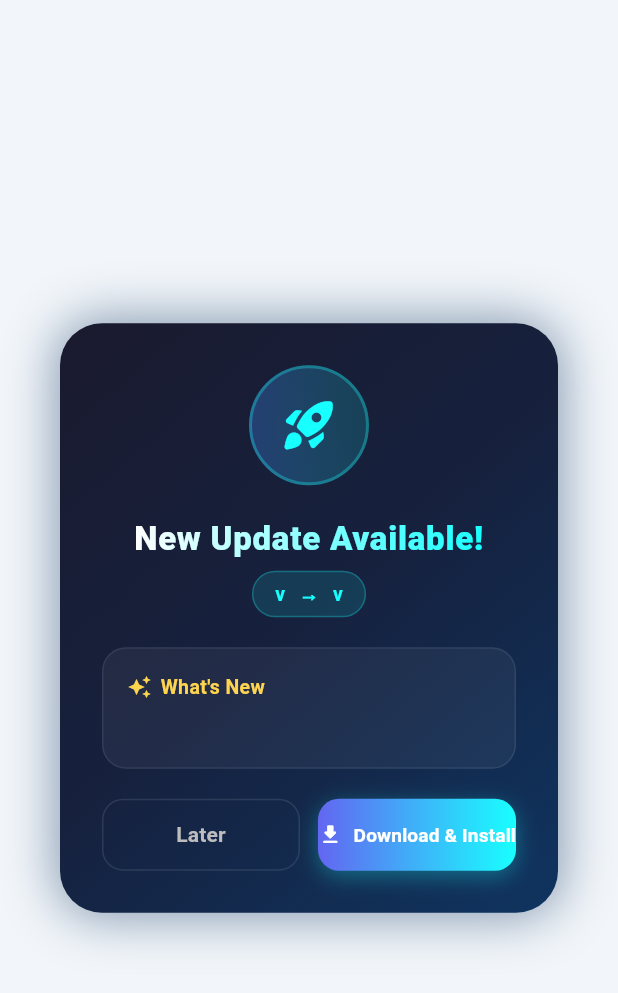
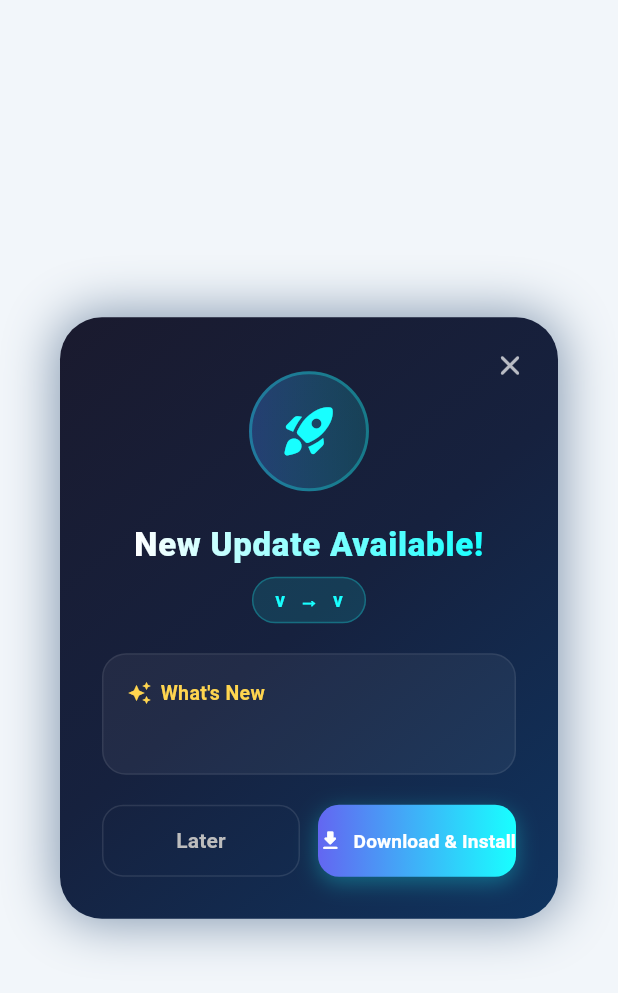
Before and after one commit to whoisadheep/GridCRM, a Flutter app: the AppUpdateDialog widget shown alone on an empty page, opened directly with empty values, on a phone screen of 412 x 824 dp. Shown: the top 993 px of the screen. Run offline on Flutter 3.47's test engine with Material 3 defaults, Android fonts, the phone set to English and light mode, and no system bars; our stand-ins replace clay_containers, cloud_firestore, connectivity_plus, dio, firebase_auth, firebase_core and 5 more; accounts and stored records are empty; network calls fail.

Commit message:
Fix app update version mismatch and add top-right close/minimize button to update modal

```diff
--- a/app/lib/core/app_update_service.dart
+++ b/app/lib/core/app_update_service.dart
@@ -62,7 +62,7 @@ class AppUpdateInfo {
 }
 
 class AppUpdateService {
-  static const String currentInstalledVersion = "1.0.0";
+  static const String currentInstalledVersion = "1.0.2";
 
   Future<AppUpdateInfo?> checkUpdate() async {
     try {
--- a/app/lib/ui/widgets/app_update_dialog.dart
+++ b/app/lib/ui/widgets/app_update_dialog.dart
@@ -53,12 +53,14 @@ class _AppUpdateDialogState extends ConsumerState<AppUpdateDialog>
     final isFailed = downloadState.status == DownloadStatus.failed;
 
     return PopScope(
-      canPop: !widget.updateInfo.forceUpdate && !isDownloading,
+      canPop: !widget.updateInfo.forceUpdate,
       child: Dialog(
         shape: RoundedRectangleBorder(borderRadius: BorderRadius.circular(28)),
         backgroundColor: Colors.transparent,
         elevation: 0,
-        child: Container(
+        child: Stack(
+          children: [
+            Container(
               decoration: BoxDecoration(
                 borderRadius: BorderRadius.circular(28),
                 gradient: const LinearGradient(
@@ -83,6 +85,7 @@ class _AppUpdateDialogState extends ConsumerState<AppUpdateDialog>
                 child: Column(
                   mainAxisSize: MainAxisSize.min,
                   children: [
+                    if (!widget.updateInfo.forceUpdate) const SizedBox(height: 8),
                     // Animated icon
                     ScaleTransition(
                       scale: _pulseAnimation,
@@ -208,6 +211,18 @@ class _AppUpdateDialogState extends ConsumerState<AppUpdateDialog>
             ),
           ),
         ),
+        if (!widget.updateInfo.forceUpdate)
+          Positioned(
+            top: 8,
+            right: 8,
+            child: IconButton(
+              icon: const Icon(Icons.close_rounded, color: Colors.white70, size: 22),
+              tooltip: 'Minimize',
+              onPressed: () => Navigator.pop(context),
+            ),
+          ),
+      ],
+    ),
   ),
 );
   }
@@ -324,7 +339,7 @@ class _AppUpdateDialogState extends ConsumerState<AppUpdateDialog>
 
     return Row(
       children: [
-        // Later / Cancel button
+        // Minimize / Later button
         if (!widget.updateInfo.forceUpdate || isDownloading)
           Expanded(
             child: TextButton(
@@ -337,15 +352,13 @@ class _AppUpdateDialogState extends ConsumerState<AppUpdateDialog>
                 padding: const EdgeInsets.symmetric(vertical: 14),
               ),
               onPressed: () {
-                if (isDownloading) {
-                  ref.read(downloadProvider.notifier).cancelDownload();
-                }
-                if (!widget.updateInfo.forceUpdate) {
+                // Minimize dialog (do NOT cancel active download)
+                if (!widget.updateInfo.forceUpdate || isDownloading) {
                   Navigator.pop(context);
                 }
               },
               child: Text(
-                isDownloading ? 'Cancel' : 'Later',
+                isDownloading ? 'Minimize' : 'Later',
                 style: const TextStyle(fontWeight: FontWeight.w600),
               ),
             ),
```
Lines whose indentation alone changed are shown as unchanged.
